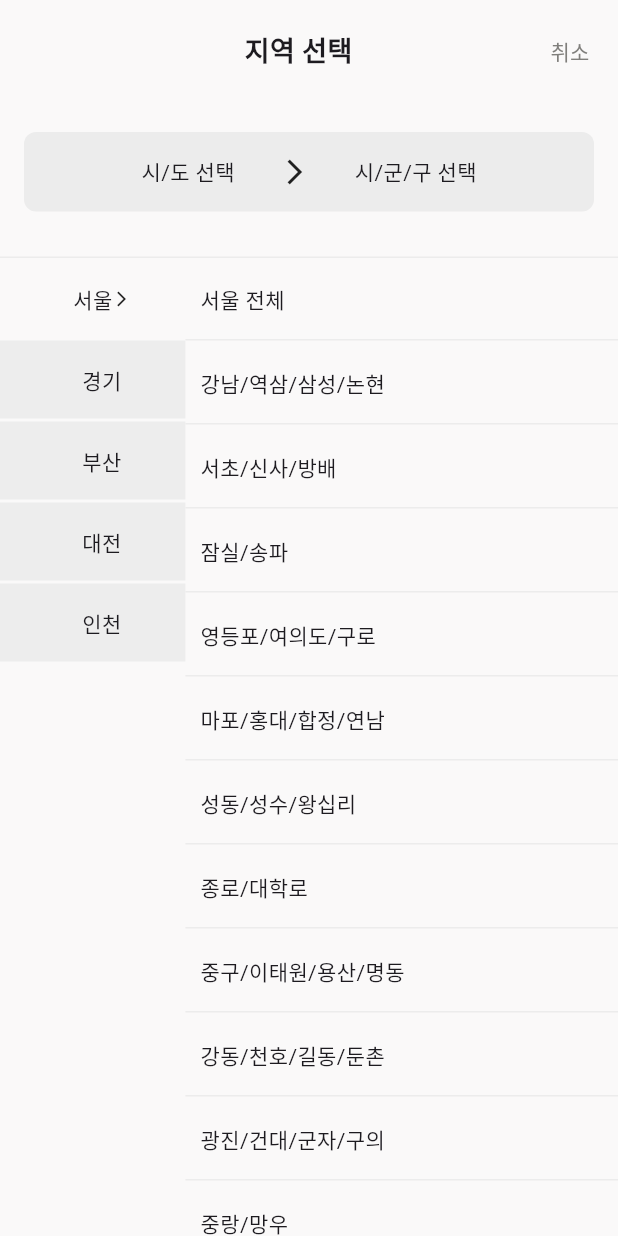
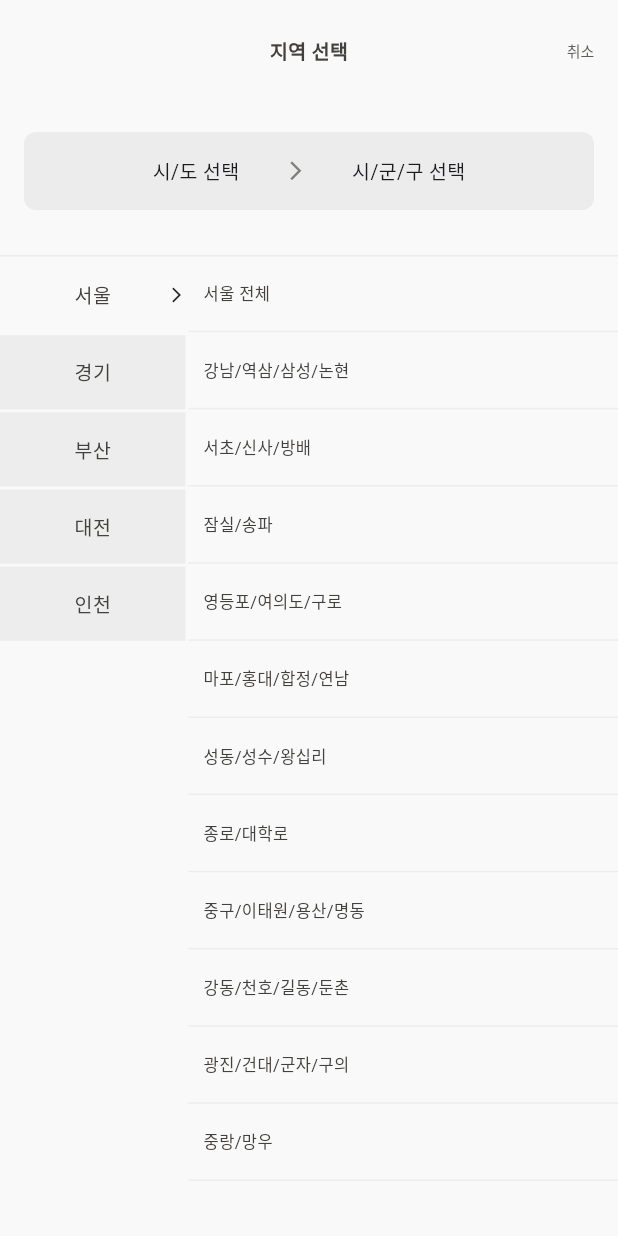
Before and after one commit to kiveloper/project_poppin, a Flutter app: the LocationSelectPage screen opened directly, on a phone screen of 412 x 824 dp. Run offline on Flutter 3.47's test engine with Material 3 defaults, Android fonts, the phone set to English and light mode, and no system bars; our stand-ins replace cloud_firestore, firebase_core, firebase_remote_config, flutter_dotenv, geolocator, get and 2 more; missing offline and left inert: flutter_naver_map, flutter_share; accounts and stored records are empty; generated files the repository leaves out were written again; Roboto replaces fonts that are missing (noto).

Commit message:
feature: update redesign

```diff
--- a/lib/component/location_local1_list_widget.dart
+++ b/lib/component/location_local1_list_widget.dart
@@ -10,34 +10,42 @@ class LocationLocal1ListWidget extends StatefulWidget {
   final int index;
   final StoreController controller;
 
-  const LocationLocal1ListWidget({super.key, required this.index, required this.controller});
+  const LocationLocal1ListWidget(
+      {super.key, required this.index, required this.controller});
 
   @override
-  State<LocationLocal1ListWidget> createState() => _LocationLocal1ListWidgetState();
+  State<LocationLocal1ListWidget> createState() =>
+      _LocationLocal1ListWidgetState();
 }
 
 class _LocationLocal1ListWidgetState extends State<LocationLocal1ListWidget> {
   @override
   Widget build(BuildContext context) {
     return GestureDetector(
-      onTap: () async{
+      onTap: () async {
         widget.controller.setLocationState(local.keys.elementAt(widget.index));
         prefs.setString("local1", local.keys.elementAt(widget.index));
       },
       child: Container(
-        padding: EdgeInsets.only(bottom: 16, top: 16),
+        height: MediaQuery.sizeOf(context).height*0.06,
         margin: EdgeInsets.only(bottom: 2),
-        color: widget.controller.storeLocationState == local.keys.elementAt(widget.index)
+        color: widget.controller.storeLocationState ==
+                local.keys.elementAt(widget.index)
             ? Colors.transparent
             : poppinColorGrey200,
         child: Row(
-          mainAxisAlignment:  MainAxisAlignment.center,
+          mainAxisAlignment: MainAxisAlignment.spaceBetween,
           children: [
             SizedBox(width: 12,),
-            Text(local.keys.elementAt(widget.index)),
-            widget.controller.storeLocationState == local.keys.elementAt(widget.index)
-                ? Icon(Icons.arrow_forward_ios,size: 12)
-                : SizedBox()
+            Text(local.keys.elementAt(widget.index),
+                style: TextStyle(
+                    fontSize: 13,
+                    fontWeight: FontWeight.w400,
+                    color: poppinColorDarkGrey500)),
+            widget.controller.storeLocationState ==
+                    local.keys.elementAt(widget.index)
+                ? Icon(Icons.arrow_forward_ios, size: 12)
+                : SizedBox(width: 12,)
           ],
         ),
       ),
--- a/lib/component/location_local2_list_detail_widget.dart
+++ b/lib/component/location_local2_list_detail_widget.dart
@@ -11,35 +11,62 @@ import '../global/share_preference.dart';
 class LocationLocal2ListDetailWidget extends StatefulWidget {
   final int index;
   final StoreController storeController;
-  const LocationLocal2ListDetailWidget({super.key, required this.index, required this.storeController});
+
+  const LocationLocal2ListDetailWidget(
+      {super.key, required this.index, required this.storeController});
 
   @override
-  State<LocationLocal2ListDetailWidget> createState() => _LocationLocal2ListDetailWidgetState();
+  State<LocationLocal2ListDetailWidget> createState() =>
+      _LocationLocal2ListDetailWidgetState();
 }
 
-class _LocationLocal2ListDetailWidgetState extends State<LocationLocal2ListDetailWidget> {
+class _LocationLocal2ListDetailWidgetState
+    extends State<LocationLocal2ListDetailWidget> {
   @override
   Widget build(BuildContext context) {
     return GestureDetector(
       onTap: () {
-        List<String> local2 = local[widget.storeController.storeLocationState]![widget.index].split('/');
+        List<String> local2 =
+            local[widget.storeController.storeLocationState]![widget.index]
+                .split('/');
 
         prefs.setStringList("local2", local2);
-        widget.storeController.getStoreListLocationFilter(widget.storeController.storeLocationState, local2);
+        widget.storeController.getStoreListLocationFilter(
+            widget.storeController.storeLocationState, local2);
 
-        Get.to(()=>const PopUpListPage(), transition: Transition.leftToRight, arguments: local[widget.storeController.storeLocationState]![widget.index]);
+        Get.to(() => const PopUpListPage(),
+            transition: Transition.leftToRight,
+            arguments: local[widget.storeController.storeLocationState]![
+                widget.index]);
       },
       child: Container(
+        height: MediaQuery.sizeOf(context).height * 0.06,
         decoration: BoxDecoration(
-          border: Border(bottom: BorderSide(width: 1, color: poppinBackGroundColor))
-        ),
-        padding: EdgeInsets.only(bottom: 16, top: 16),
-        margin: EdgeInsets.only(bottom: 2),
-        child: Container(
-            margin: EdgeInsets.only(left: 10),
-            child: local.keys.contains(local[widget.storeController.storeLocationState]![widget.index])
-                ? Text("${local[widget.storeController.storeLocationState]![widget.index]} 전체")
-                : Text(local[widget.storeController.storeLocationState]![widget.index])
+            border: Border(
+                bottom: BorderSide(width: 1, color: poppinColorGrey200))),
+        margin: EdgeInsets.only(left: 2, bottom: 2),
+        child: Row(
+          children: [
+            Container(
+              margin: EdgeInsets.only(left: 10),
+              child: local.keys.contains(local[
+                      widget.storeController.storeLocationState]![widget.index])
+                  ? Text(
+                      "${local[widget.storeController.storeLocationState]![widget.index]} 전체",
+                      style: TextStyle(
+                          fontSize: 11,
+                          fontWeight: FontWeight.w400,
+                          color: poppinColorDarkGrey500),
+                    )
+                  : Text(
+                      local[widget.storeController.storeLocationState]![
+                          widget.index],
+                      style: TextStyle(
+                          fontSize: 11,
+                          fontWeight: FontWeight.w400,
+                          color: poppinColorDarkGrey500)),
+            ),
+          ],
         ),
       ),
     );
--- a/lib/component/store_list_widget.dart
+++ b/lib/component/store_list_widget.dart
@@ -29,7 +29,7 @@ class _StoreListWidgetState extends State<StoreListWidget> {
     return GetBuilder<StoreController>(builder: (storeController) {
       return GestureDetector(
         onTap: () {
-          storeController.setDetailStartMapStoreData(widget.storeData);
+          storeController.setDetailStoreData(widget.storeData);
 
           Get.to(()=>StoreDetailPage(), transition: Transition.leftToRight);
         },
--- a/lib/controller/store_controller.dart
+++ b/lib/controller/store_controller.dart
@@ -98,7 +98,7 @@ class StoreController extends GetxController {
     }
   }
 
-  Future<void> setDetailStoreData(StoreVo storeData) async {
+  Future<void> setDetailNavStoreData(StoreVo storeData) async {
     try {
       detailStoreNavData = storeData;
       update();
@@ -107,7 +107,7 @@ class StoreController extends GetxController {
     }
   }
 
-  Future<void> setDetailStartMapStoreData(StoreVo storeData) async {
+  Future<void> setDetailStoreData(StoreVo storeData) async {
     try {
       detailStoreData = storeData;
       update();
--- a/lib/pages/location_select_page.dart
+++ b/lib/pages/location_select_page.dart
@@ -34,9 +34,14 @@ class _LocationSelectPageState extends State<LocationSelectPage> {
                 ),
                 Text(
                   "지역 선택",
-                  style: TextStyle(fontWeight: FontWeight.w600, fontSize: 18),
+                  style: TextStyle(
+                      fontWeight: FontWeight.w600,
+                      fontSize: 13,
+                      color: poppinColorDarkGrey500),
                 ),
-                TextButton(
+                SizedBox(
+                  width: 50,
+                  child: TextButton(
                       onPressed: () {
                         Navigator.pop(context);
                       },
@@ -44,9 +49,10 @@ class _LocationSelectPageState extends State<LocationSelectPage> {
                         "취소",
                         style: TextStyle(
                             fontWeight: FontWeight.w500,
-                          fontSize: 14,
-                          color: poppinSubTitleColor),
-                    ))
+                            fontSize: 10,
+                            color: poppinColorDarkGrey400),
+                      )),
+                )
               ],
             ),
           ),
@@ -56,24 +62,25 @@ class _LocationSelectPageState extends State<LocationSelectPage> {
           Container(
             decoration: BoxDecoration(
                 borderRadius: BorderRadius.circular(8),
-                color: poppinBackGroundColor),
+                color: poppinColorDarkGrey50),
             padding: EdgeInsets.all(16),
             margin: EdgeInsets.only(left: 16, right: 16),
             child: Row(
               mainAxisAlignment: MainAxisAlignment.center,
               children: [
-                Text("시/도 선택"),
+                Text("시/도 선택", style: TextStyle(fontWeight: FontWeight.w400,fontSize: 13,),),
                 SizedBox(
                   width: 30,
                 ),
                 Icon(
                   Icons.arrow_forward_ios,
-                  size: 20,
+                  size: 15,
+                  color: poppinColorDarkGrey300,
                 ),
                 SizedBox(
                   width: 30,
                 ),
-                Text("시/군/구 선택"),
+                Text("시/군/구 선택", style: TextStyle(fontWeight: FontWeight.w400,fontSize: 13,)),
               ],
             ),
           ),
@@ -85,8 +92,7 @@ class _LocationSelectPageState extends State<LocationSelectPage> {
             color: poppinBackGroundColor,
           ),
           Expanded(
-            child: GetBuilder<StoreController>(
-              builder: (storeController) {
+            child: GetBuilder<StoreController>(builder: (storeController) {
               return Row(
                 crossAxisAlignment: CrossAxisAlignment.start,
                 children: [
@@ -97,23 +103,27 @@ class _LocationSelectPageState extends State<LocationSelectPage> {
                         itemCount: local.keys.length,
                         shrinkWrap: true,
                         itemBuilder: (context, index) {
-                            return LocationLocal1ListWidget(index: index, controller: storeController);
+                          return LocationLocal1ListWidget(
+                              index: index, controller: storeController);
                         }),
                   ),
                   Flexible(
                     flex: 7,
                     child: ListView.builder(
                         padding: EdgeInsets.only(top: 1),
-                          itemCount: local[storeController.storeLocationState]!.length,
+                        itemCount:
+                            local[storeController.storeLocationState]!.length,
                         shrinkWrap: true,
                         itemBuilder: (context, index) {
-                            return LocationLocal2ListDetailWidget(index: index, storeController: storeController,);
+                          return LocationLocal2ListDetailWidget(
+                            index: index,
+                            storeController: storeController,
+                          );
                         }),
                   )
                 ],
               );
-              }
-            ),
+            }),
           )
         ],
       ),
--- a/lib/pages/map_page.dart
+++ b/lib/pages/map_page.dart
@@ -117,7 +117,7 @@ class _MapPageState extends State<MapPage> {
                   style: TextStyle(color: Colors.white, fontSize: 12),
                 ),
                 style: ElevatedButton.styleFrom(
-                    backgroundColor: poppinSubColor,
+                    backgroundColor: poppinColorGreen500,
                     foregroundColor: Colors.black),
               ),
             ),
--- a/lib/pages/popup_list_nav_page.dart
+++ b/lib/pages/popup_list_nav_page.dart
@@ -9,6 +9,7 @@ import 'package:project_poppin/controller/store_controller.dart';
 import 'package:project_poppin/global/share_preference.dart';
 import 'package:project_poppin/pages/location_select_page.dart';
 import 'package:project_poppin/pages/store_detail_nav_page.dart';
+import 'package:project_poppin/theme/colors.dart';
 
 class PopUpListNavPage extends StatefulWidget {
   const PopUpListNavPage({super.key});
@@ -59,12 +60,12 @@ class _PopUpListNavPageState extends State<PopUpListNavPage> {
                           children: [
                             Expanded(
                               child: Text(
-                                "진행중인 팝업스토어",
+                                "팝업 리스트",
                                 maxLines: 1,
                                 overflow: TextOverflow.ellipsis,
                                 textAlign: TextAlign.center,
                                 style: TextStyle(
-                                    fontWeight: FontWeight.w600, fontSize: 18
+                                    fontWeight: FontWeight.w700, fontSize: 13, color: poppinColorGreen500
                                 ),
                               ),
                             ),
```
Also changed, not shown: lib/component/population_store_list_widget.dart (+19 -18 lines), lib/component/store_list_nav_widget.dart (+9 -9 lines), lib/pages/home_page.dart (+3 -4 lines), lib/pages/my_page.dart (+7 -1 lines), lib/pages/popup_list_page.dart (+33 -18 lines), lib/pages/store_detail_page.dart (+60 -30 lines). Lines whose indentation alone changed are shown as unchanged.
